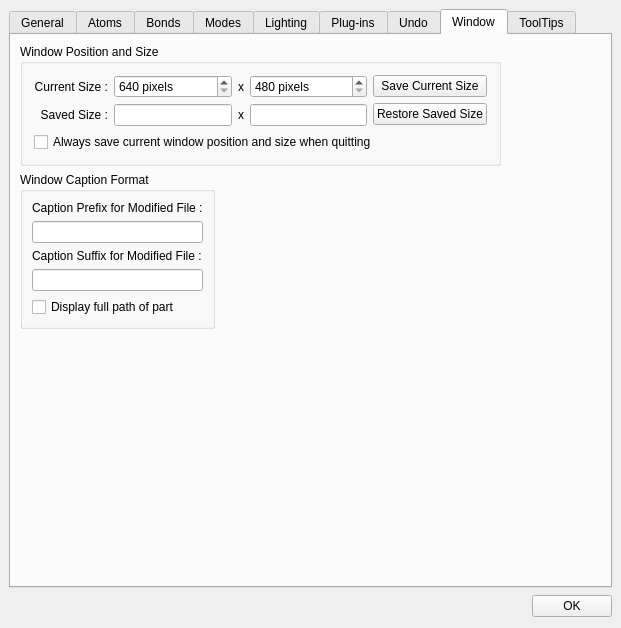
First picture: the form in src/UserPrefsDialog.ui, repository kanzure/nanoengineer, before the edit.
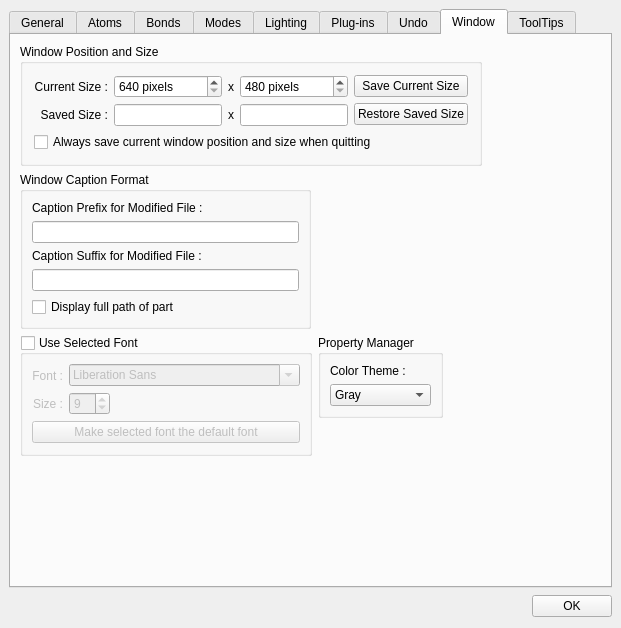
Second picture: the form after the edit. The open tabs and pages were chosen to show the change. Icons and pictures are not drawn.

Commit message: Implemented new "Display Font" user prefs.

Diff of the .ui file:
```diff
--- a/src/UserPrefsDialog.ui
+++ b/src/UserPrefsDialog.ui
@@ -5,8 +5,8 @@
    <rect>
     <x>0</x>
     <y>0</y>
-    <width>616</width>
-    <height>606</height>
+    <width>609</width>
+    <height>592</height>
    </rect>
   </property>
   <property name="windowTitle" >
@@ -22,7 +22,7 @@
    <item row="0" column="0" >
     <widget class="QTabWidget" name="prefs_tab" >
      <property name="currentIndex" >
-      <number>0</number>
+      <number>7</number>
      </property>
      <widget class="QWidget" name="tab" >
       <attribute name="title" >
@@ -3962,104 +3962,22 @@
       <attribute name="title" >
        <string>Window</string>
       </attribute>
-      <layout class="QGridLayout" >
+      <layout class="QVBoxLayout" >
        <property name="margin" >
         <number>9</number>
        </property>
        <property name="spacing" >
         <number>6</number>
        </property>
-       <item row="1" column="0" >
-        <widget class="QGroupBox" name="groupBox3" >
-         <property name="toolTip" >
-          <string>Window Border Caption Format</string>
-         </property>
-         <property name="title" >
-          <string>Window Caption Format</string>
-         </property>
-         <layout class="QGridLayout" >
+       <item>
+        <layout class="QHBoxLayout" >
           <property name="margin" >
-           <number>9</number>
+          <number>0</number>
           </property>
           <property name="spacing" >
            <number>6</number>
           </property>
-          <item row="4" column="0" >
-           <widget class="QCheckBox" name="caption_fullpath_checkbox" >
-            <property name="text" >
-             <string>Display full path of part</string>
-            </property>
-           </widget>
-          </item>
-          <item row="3" column="0" >
-           <widget class="QLineEdit" name="caption_suffix_linedit" >
-            <property name="minimumSize" >
-             <size>
-              <width>0</width>
-              <height>0</height>
-             </size>
-            </property>
-            <property name="maximumSize" >
-             <size>
-              <width>32767</width>
-              <height>32767</height>
-             </size>
-            </property>
-            <property name="text" >
-             <string/>
-            </property>
-           </widget>
-          </item>
-          <item row="2" column="0" >
-           <widget class="QLabel" name="textLabel2_2" >
-            <property name="text" >
-             <string>Caption Suffix for Modified File :</string>
-            </property>
-           </widget>
-          </item>
-          <item row="1" column="0" >
-           <widget class="QLineEdit" name="caption_prefix_linedit" >
-            <property name="minimumSize" >
-             <size>
-              <width>0</width>
-              <height>0</height>
-             </size>
-            </property>
-            <property name="maximumSize" >
-             <size>
-              <width>32767</width>
-              <height>32767</height>
-             </size>
-            </property>
-           </widget>
-          </item>
-          <item row="0" column="0" >
-           <widget class="QLabel" name="textLabel2" >
-            <property name="text" >
-             <string>Caption Prefix for Modified File :</string>
-            </property>
-           </widget>
-          </item>
-         </layout>
-        </widget>
-       </item>
-       <item row="0" column="2" >
-        <spacer>
-         <property name="orientation" >
-          <enum>Qt::Horizontal</enum>
-         </property>
-         <property name="sizeType" >
-          <enum>QSizePolicy::Expanding</enum>
-         </property>
-         <property name="sizeHint" >
-          <size>
-           <width>70</width>
-           <height>20</height>
-          </size>
-         </property>
-        </spacer>
-       </item>
-       <item row="0" column="0" colspan="2" >
+         <item>
         <widget class="QGroupBox" name="groupBox10" >
          <property name="title" >
           <string>Window Position and Size</string>
@@ -4071,6 +3989,13 @@
           <property name="spacing" >
            <number>6</number>
           </property>
+            <item row="1" column="0" colspan="3" >
+             <widget class="QCheckBox" name="remember_win_pos_and_size_checkbox" >
+              <property name="text" >
+               <string>Always save current window position and size when quitting</string>
+              </property>
+             </widget>
+            </item>
           <item row="0" column="0" >
            <layout class="QVBoxLayout" >
             <property name="margin" >
@@ -4101,42 +4026,6 @@
             </item>
            </layout>
           </item>
-          <item row="0" column="2" >
-           <layout class="QVBoxLayout" >
-            <property name="margin" >
-             <number>0</number>
-            </property>
-            <property name="spacing" >
-             <number>6</number>
-            </property>
-            <item>
-             <widget class="QPushButton" name="save_current_btn" >
-              <property name="toolTip" >
-               <string>Save current window position and size for next startup</string>
-              </property>
-              <property name="text" >
-               <string>Save Current Size</string>
-              </property>
-              <property name="autoDefault" >
-               <bool>false</bool>
-              </property>
-             </widget>
-            </item>
-            <item>
-             <widget class="QPushButton" name="restore_saved_size_btn" >
-              <property name="toolTip" >
-               <string>Save current window position and size for next startup</string>
-              </property>
-              <property name="text" >
-               <string>Restore Saved Size</string>
-              </property>
-              <property name="autoDefault" >
-               <bool>false</bool>
-              </property>
-             </widget>
-            </item>
-           </layout>
-          </item>
           <item row="0" column="1" >
            <layout class="QGridLayout" >
             <property name="margin" >
@@ -4213,17 +4102,350 @@
             </item>
            </layout>
           </item>
-          <item row="1" column="0" colspan="3" >
-           <widget class="QCheckBox" name="remember_win_pos_and_size_checkbox" >
+            <item row="0" column="2" >
+             <layout class="QVBoxLayout" >
+              <property name="margin" >
+               <number>0</number>
+              </property>
+              <property name="spacing" >
+               <number>6</number>
+              </property>
+              <item>
+               <widget class="QPushButton" name="save_current_btn" >
+                <property name="toolTip" >
+                 <string>Save current window position and size for next startup</string>
+                </property>
             <property name="text" >
-             <string>Always save current window position and size when quitting</string>
-            </property>
-           </widget>
-          </item>
-         </layout>
-        </widget>
-       </item>
-       <item row="1" column="1" >
+                 <string>Save Current Size</string>
+                </property>
+                <property name="autoDefault" >
+                 <bool>false</bool>
+                </property>
+               </widget>
+              </item>
+              <item>
+               <widget class="QPushButton" name="restore_saved_size_btn" >
+                <property name="toolTip" >
+                 <string>Save current window position and size for next startup</string>
+                </property>
+                <property name="text" >
+                 <string>Restore Saved Size</string>
+                </property>
+                <property name="autoDefault" >
+                 <bool>false</bool>
+                </property>
+               </widget>
+              </item>
+             </layout>
+            </item>
+           </layout>
+          </widget>
+         </item>
+         <item>
+          <spacer>
+           <property name="orientation" >
+            <enum>Qt::Horizontal</enum>
+           </property>
+           <property name="sizeType" >
+            <enum>QSizePolicy::Expanding</enum>
+           </property>
+           <property name="sizeHint" >
+            <size>
+             <width>70</width>
+             <height>20</height>
+            </size>
+           </property>
+          </spacer>
+         </item>
+        </layout>
+       </item>
+       <item>
+        <layout class="QHBoxLayout" >
+         <property name="margin" >
+          <number>0</number>
+         </property>
+         <property name="spacing" >
+          <number>6</number>
+         </property>
+         <item>
+          <widget class="QGroupBox" name="groupBox3" >
+           <property name="toolTip" >
+            <string>Window Border Caption Format</string>
+           </property>
+           <property name="title" >
+            <string>Window Caption Format</string>
+           </property>
+           <layout class="QGridLayout" >
+            <property name="margin" >
+             <number>9</number>
+            </property>
+            <property name="spacing" >
+             <number>6</number>
+            </property>
+            <item row="4" column="0" >
+             <widget class="QCheckBox" name="caption_fullpath_checkbox" >
+              <property name="text" >
+               <string>Display full path of part</string>
+              </property>
+             </widget>
+            </item>
+            <item row="3" column="0" >
+             <widget class="QLineEdit" name="caption_suffix_linedit" >
+              <property name="minimumSize" >
+               <size>
+                <width>0</width>
+                <height>0</height>
+               </size>
+              </property>
+              <property name="maximumSize" >
+               <size>
+                <width>32767</width>
+                <height>32767</height>
+               </size>
+              </property>
+              <property name="text" >
+               <string/>
+              </property>
+             </widget>
+            </item>
+            <item row="2" column="0" >
+             <widget class="QLabel" name="textLabel2_2" >
+              <property name="text" >
+               <string>Caption Suffix for Modified File :</string>
+              </property>
+             </widget>
+            </item>
+            <item row="1" column="0" >
+             <widget class="QLineEdit" name="caption_prefix_linedit" >
+              <property name="minimumSize" >
+               <size>
+                <width>0</width>
+                <height>0</height>
+               </size>
+              </property>
+              <property name="maximumSize" >
+               <size>
+                <width>32767</width>
+                <height>32767</height>
+               </size>
+              </property>
+             </widget>
+            </item>
+            <item row="0" column="0" >
+             <widget class="QLabel" name="textLabel2" >
+              <property name="text" >
+               <string>Caption Prefix for Modified File :</string>
+              </property>
+             </widget>
+            </item>
+           </layout>
+          </widget>
+         </item>
+         <item>
+          <spacer>
+           <property name="orientation" >
+            <enum>Qt::Horizontal</enum>
+           </property>
+           <property name="sizeHint" >
+            <size>
+             <width>40</width>
+             <height>20</height>
+            </size>
+           </property>
+          </spacer>
+         </item>
+        </layout>
+       </item>
+       <item>
+        <layout class="QHBoxLayout" >
+         <property name="margin" >
+          <number>0</number>
+         </property>
+         <property name="spacing" >
+          <number>6</number>
+         </property>
+         <item>
+          <widget class="QGroupBox" name="selectedFontGroupBox" >
+           <property name="title" >
+            <string>Use Selected Font</string>
+           </property>
+           <property name="checkable" >
+            <bool>true</bool>
+           </property>
+           <property name="checked" >
+            <bool>false</bool>
+           </property>
+           <layout class="QGridLayout" >
+            <property name="margin" >
+             <number>9</number>
+            </property>
+            <property name="spacing" >
+             <number>6</number>
+            </property>
+            <item row="1" column="0" colspan="2" >
+             <widget class="QPushButton" name="makeDefaultFontPushButton" >
+              <property name="text" >
+               <string>Make selected font the default font</string>
+              </property>
+              <property name="autoDefault" >
+               <bool>false</bool>
+              </property>
+             </widget>
+            </item>
+            <item row="0" column="1" >
+             <layout class="QVBoxLayout" >
+              <property name="margin" >
+               <number>0</number>
+              </property>
+              <property name="spacing" >
+               <number>6</number>
+              </property>
+              <item>
+               <widget class="QFontComboBox" name="fontComboBox" >
+                <property name="fontFilters" >
+                 <set>QFontComboBox::AllFonts|QFontComboBox::ProportionalFonts|QFontComboBox::ScalableFonts</set>
+                </property>
+                <property name="currentFont" >
+                 <font>
+                  <family>Arial</family>
+                 </font>
+                </property>
+               </widget>
+              </item>
+              <item>
+               <layout class="QHBoxLayout" >
+                <property name="margin" >
+                 <number>0</number>
+                </property>
+                <property name="spacing" >
+                 <number>6</number>
+                </property>
+                <item>
+                 <widget class="QSpinBox" name="fontSizeSpinBox" >
+                  <property name="maximum" >
+                   <number>24</number>
+                  </property>
+                  <property name="minimum" >
+                   <number>6</number>
+                  </property>
+                  <property name="value" >
+                   <number>9</number>
+                  </property>
+                 </widget>
+                </item>
+                <item>
+                 <spacer>
+                  <property name="orientation" >
+                   <enum>Qt::Horizontal</enum>
+                  </property>
+                  <property name="sizeHint" >
+                   <size>
+                    <width>40</width>
+                    <height>20</height>
+                   </size>
+                  </property>
+                 </spacer>
+                </item>
+               </layout>
+              </item>
+             </layout>
+            </item>
+            <item row="0" column="0" >
+             <layout class="QVBoxLayout" >
+              <property name="margin" >
+               <number>0</number>
+              </property>
+              <property name="spacing" >
+               <number>6</number>
+              </property>
+              <item>
+               <widget class="QLabel" name="label" >
+                <property name="text" >
+                 <string>Font :</string>
+                </property>
+                <property name="alignment" >
+                 <set>Qt::AlignRight|Qt::AlignTrailing|Qt::AlignVCenter</set>
+                </property>
+               </widget>
+              </item>
+              <item>
+               <widget class="QLabel" name="label_3" >
+                <property name="text" >
+                 <string>Size :</string>
+                </property>
+                <property name="alignment" >
+                 <set>Qt::AlignRight|Qt::AlignTrailing|Qt::AlignVCenter</set>
+                </property>
+               </widget>
+              </item>
+             </layout>
+            </item>
+           </layout>
+          </widget>
+         </item>
+         <item>
+          <layout class="QVBoxLayout" >
+           <property name="margin" >
+            <number>0</number>
+           </property>
+           <property name="spacing" >
+            <number>6</number>
+           </property>
+           <item>
+            <widget class="QGroupBox" name="groupBox_2" >
+             <property name="title" >
+              <string>Property Manager</string>
+             </property>
+             <layout class="QVBoxLayout" >
+              <property name="margin" >
+               <number>9</number>
+              </property>
+              <property name="spacing" >
+               <number>6</number>
+              </property>
+              <item>
+               <widget class="QLabel" name="label_2" >
+                <property name="text" >
+                 <string>Color Theme :</string>
+                </property>
+                <property name="alignment" >
+                 <set>Qt::AlignLeading|Qt::AlignLeft|Qt::AlignVCenter</set>
+                </property>
+               </widget>
+              </item>
+              <item>
+               <widget class="QComboBox" name="colorThemeComboBox" >
+                <item>
+                 <property name="text" >
+                  <string>Gray</string>
+                 </property>
+                </item>
+                <item>
+                 <property name="text" >
+                  <string>Blue</string>
+                 </property>
+                </item>
+               </widget>
+              </item>
+             </layout>
+            </widget>
+           </item>
+           <item>
+            <spacer>
+             <property name="orientation" >
+              <enum>Qt::Vertical</enum>
+             </property>
+             <property name="sizeHint" >
+              <size>
+               <width>20</width>
+               <height>16</height>
+              </size>
+             </property>
+            </spacer>
+           </item>
+          </layout>
+         </item>
+         <item>
         <spacer>
          <property name="orientation" >
           <enum>Qt::Horizontal</enum>
@@ -4239,7 +4461,9 @@
          </property>
         </spacer>
        </item>
-       <item row="2" column="0" colspan="2" >
+        </layout>
+       </item>
+       <item>
         <spacer>
          <property name="orientation" >
           <enum>Qt::Vertical</enum>
```
Left out of the diff: 12 changed lines with no effect on the pictures. Lines whose indentation alone changed are shown as unchanged. The commit also changes 4 other files.
